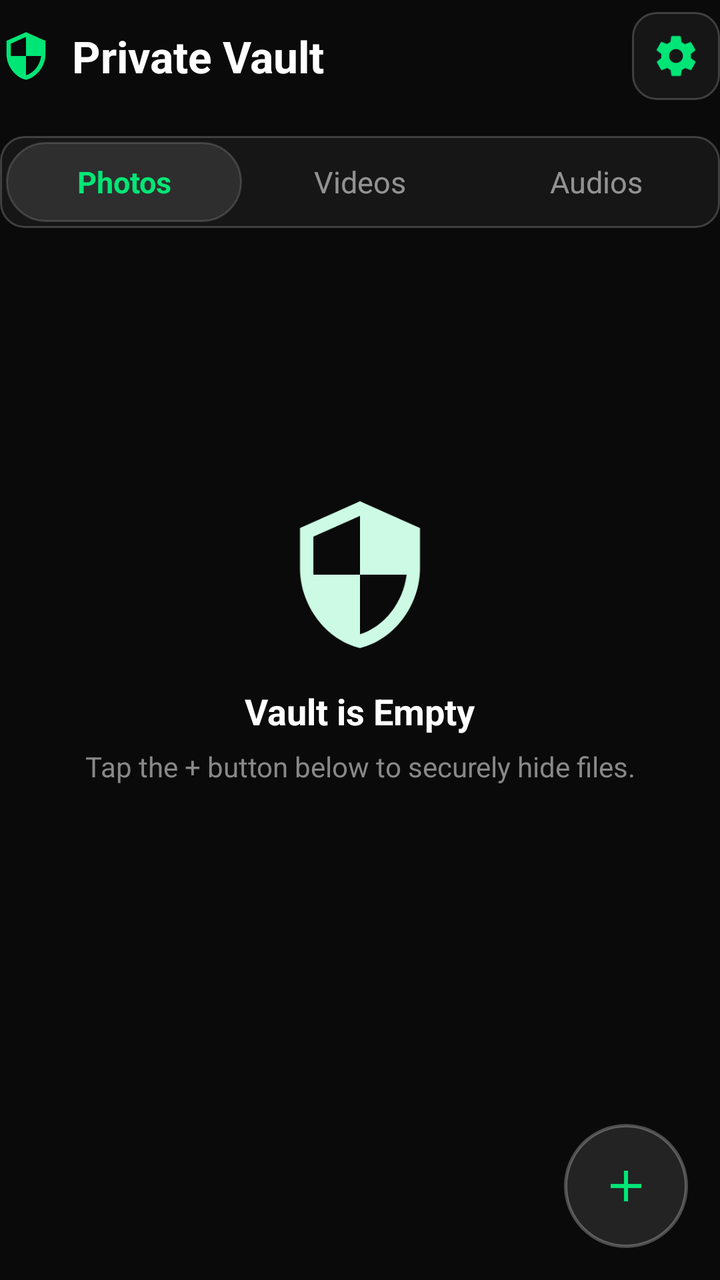
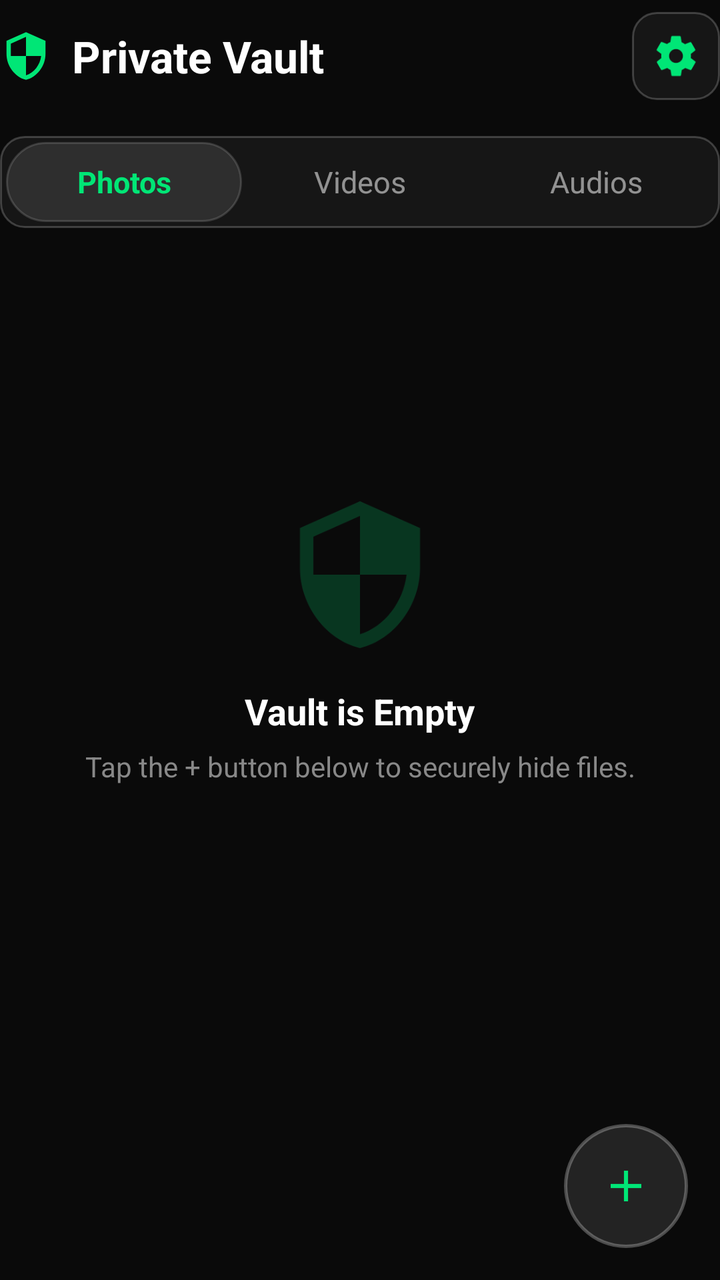

Two renders of the same Android screen: before a commit and after it. Below are the layout's source before the change and the commit's diff.
<!-- AndroidManifest.xml: application theme Theme.AppCompat.Light.NoActionBar -->
<!-- res/layout/activity_vault_gallery.xml -->
<?xml version="1.0" encoding="utf-8"?>
<RelativeLayout xmlns:android="http://schemas.android.com/apk/res/android"
    android:id="@+id/rootVaultGallery"
    android:layout_width="match_parent"
    android:layout_height="match_parent"
    android:background="#0A0A0A">

    
    <RelativeLayout
        android:id="@+id/topBar"
        android:layout_width="match_parent"
        android:layout_height="56dp">

        <LinearLayout
            android:layout_width="wrap_content"
            android:layout_height="wrap_content"
            android:layout_centerVertical="true"
            android:gravity="center_vertical"
            android:orientation="horizontal">

            <ImageView
                android:layout_width="26dp"
                android:layout_height="26dp"
                android:src="@drawable/ic_shield_vector"
                android:tint="#00E676" />

            <TextView
                android:id="@+id/vaultTitle"
                android:layout_width="wrap_content"
                android:layout_height="wrap_content"
                android:layout_marginStart="10dp"
                android:text="Private Vault"
                android:textColor="#FFFFFF"
                android:textSize="22sp"
                android:textStyle="bold" />
        </LinearLayout>

        <ImageView
            android:id="@+id/btnSettings"
            android:layout_width="44dp"
            android:layout_height="44dp"
            android:layout_alignParentEnd="true"
            android:layout_centerVertical="true"
            android:background="@drawable/bg_glass_input"
            android:padding="10dp"
            android:src="@drawable/ic_gear_hq"
            android:tint="#00E676"
            android:contentDescription="Vault Settings"
            android:clickable="true"
            android:focusable="true" />
    </RelativeLayout>

    
    <LinearLayout
        android:id="@+id/tabLayout"
        android:layout_width="match_parent"
        android:layout_height="46dp"
        android:layout_below="@+id/topBar"
        android:layout_marginTop="12dp"
        android:orientation="horizontal"
        android:background="@drawable/bg_glass_input"
        android:weightSum="3"
        android:padding="3dp">

        <TextView
            android:id="@+id/tabPhotos"
            android:layout_width="0dp"
            android:layout_height="match_parent"
            android:layout_weight="1"
            android:text="Photos"
            android:gravity="center"
            android:textColor="#00E676"
            android:textStyle="bold"
            android:textSize="15sp"
            android:background="@drawable/bg_glass_note_card" />

        <TextView
            android:id="@+id/tabVideos"
            android:layout_width="0dp"
            android:layout_height="match_parent"
            android:layout_weight="1"
            android:text="Videos"
            android:gravity="center"
            android:textColor="#88FFFFFF"
            android:textSize="15sp" />

        <TextView
            android:id="@+id/tabAudios"
            android:layout_width="0dp"
            android:layout_height="match_parent"
            android:layout_weight="1"
            android:text="Audios"
            android:gravity="center"
            android:textColor="#88FFFFFF"
            android:textSize="15sp" />
    </LinearLayout>

    
    <LinearLayout
        android:id="@+id/emptyStateLayout"
        android:layout_width="wrap_content"
        android:layout_height="wrap_content"
        android:orientation="vertical"
        android:gravity="center"
        android:layout_centerInParent="true">

        <ImageView
            android:layout_width="80dp"
            android:layout_height="80dp"
            android:src="@drawable/ic_shield_vector"
            android:tint="#3300E676"
            android:layout_marginBottom="16dp"/>

        <TextView
            android:layout_width="wrap_content"
            android:layout_height="wrap_content"
            android:text="Vault is Empty"
            android:textColor="#FFFFFF"
            android:textSize="18sp"
            android:textStyle="bold"
            android:layout_marginBottom="6dp"/>

        <TextView
            android:layout_width="wrap_content"
            android:layout_height="wrap_content"
            android:text="Tap the + button below to securely hide files."
            android:textColor="#888888"
            android:textSize="14sp"
            android:gravity="center"
            android:paddingStart="24dp"
            android:paddingEnd="24dp"/>
    </LinearLayout>

    
    <androidx.recyclerview.widget.RecyclerView
        android:id="@+id/photosRecyclerView"
        android:layout_width="match_parent"
        android:layout_height="match_parent"
        android:layout_below="@+id/tabLayout"
        android:layout_marginTop="12dp"
        android:layout_marginBottom="80dp"
        android:clipToPadding="false"
        android:visibility="gone"/>

    
    <RelativeLayout
        android:id="@+id/addPhotoButton"
        android:layout_width="62dp"
        android:layout_height="62dp"
        android:layout_alignParentBottom="true"
        android:layout_alignParentEnd="true"
        android:layout_margin="16dp"
        android:background="@drawable/bg_glass_fab_round"
        android:elevation="6dp"
        android:clickable="true"
        android:focusable="true">

        <ImageView
            android:layout_width="26dp"
            android:layout_height="26dp"
            android:layout_centerInParent="true"
            android:src="@drawable/ic_add_vector"
            android:tint="#00E676"/>
    </RelativeLayout>

</RelativeLayout>
<!-- resources referenced by this layout -->
<resources>
  <!-- drawable bg_glass_fab_round (drawable) -->
  <?xml version="1.0" encoding="utf-8"?>
  <shape xmlns:android="http://schemas.android.com/apk/res/android" android:shape="oval">
      <solid android:color="#1AFFFFFF" /> 
      <stroke android:width="1.5dp" android:color="#44FFFFFF" />
  </shape>
  <!-- drawable bg_glass_input (drawable) -->
  <?xml version="1.0" encoding="utf-8"?>
  <shape xmlns:android="http://schemas.android.com/apk/res/android" android:shape="rectangle">
      <corners android:radius="12dp" />
      <solid android:color="#0DFFFFFF" /> 
      <stroke android:width="1dp" android:color="#33FFFFFF" />
  </shape>
  <!-- drawable bg_glass_note_card (drawable) -->
  <?xml version="1.0" encoding="utf-8"?>
  <shape xmlns:android="http://schemas.android.com/apk/res/android">
      <solid android:color="#1AFFFFFF" /> 
      
      <stroke android:width="1dp" android:color="#26FFFFFF" /> 
      
      <corners android:radius="24dp" /> 
  </shape>
  <!-- drawable ic_add_vector (drawable) -->
  <vector xmlns:android="http://schemas.android.com/apk/res/android"
      android:width="24dp"
      android:height="24dp"
      android:viewportWidth="24"
      android:viewportHeight="24"
      android:tint="?attr/colorControlNormal">
      <path
          android:fillColor="@android:color/white"
          android:pathData="M19,13h-6v6h-2v-6H5v-2h6V5h2v6h6v2z"/>
  </vector>
  <!-- drawable ic_gear_hq (drawable) -->
  <vector xmlns:android="http://schemas.android.com/apk/res/android" android:width="24dp" android:height="24dp" android:viewportWidth="24" android:viewportHeight="24">
      <path android:fillColor="#FFFFFF" android:pathData="M19.4,13c0,-0.3 0.1,-0.6 0.1,-1s0,-0.7 -0.1,-1l2.1,-1.7c0.2,-0.2 0.2,-0.4 0.1,-0.6l-2,-3.5C19.5,5.1 19.3,5 19,5.1l-2.5,1c-0.5,-0.4 -1.1,-0.7 -1.7,-1l-0.4,-2.6C14.3,2.2 14.1,2 13.9,2h-3.8c-0.2,0 -0.4,0.2 -0.5,0.4l-0.4,2.6c-0.6,0.3 -1.2,0.6 -1.7,1l-2.5,-1c-0.2,-0.1 -0.5,0 -0.6,0.2l-2,3.5c-0.1,0.2 -0.1,0.5 0.1,0.6L4.7,11c-0.1,0.3 -0.1,0.6 -0.1,1s0,0.7 0.1,1l-2.1,1.7c-0.2,0.2 -0.2,0.4 -0.1,0.6l2,3.5c0.1,0.2 0.3,0.3 0.6,0.2l2.5,-1c0.5,0.4 1.1,0.7 1.7,1l0.4,2.6c0,0.2 0.2,0.4 0.5,0.4h3.8c0.2,0 0.4,-0.2 0.5,-0.4l0.4,-2.6c0.6,-0.3 1.2,-0.6 1.7,-1l2.5,1c0.2,0.1 0.5,0 0.6,-0.2l2,-3.5c0.1,-0.2 0.1,-0.5 -0.1,-0.6L19.4,13zM12,15.5c-1.9,0 -3.5,-1.6 -3.5,-3.5s1.6,-3.5 3.5,-3.5 3.5,1.6 3.5,3.5S13.9,15.5 12,15.5z"/>
  </vector>
  <!-- drawable ic_shield_vector (drawable) -->
  <vector xmlns:android="http://schemas.android.com/apk/res/android"
      android:width="24dp"
      android:height="24dp"
      android:viewportWidth="24"
      android:viewportHeight="24"
      android:tint="?attr/colorControlNormal">
      <path
          android:fillColor="@android:color/white"
          android:pathData="M12,1L3,5v6c0,5.55 3.84,10.74 9,12 5.16,-1.26 9,-6.45 9,-12V5l-9,-4zm0,10.99h7c-0.53,4.12 -3.28,7.79 -7,8.94V12H5V6.3l7,-3.11v8.8z"/>
  </vector>
</resources>

<!-- the commit's change to res/layout/activity_vault_gallery.xml (unified diff, before → after) -->
@@ -1,5 +1,6 @@
 <?xml version="1.0" encoding="utf-8"?>
 <RelativeLayout xmlns:android="http://schemas.android.com/apk/res/android"
+    xmlns:app="http://schemas.android.com/apk/res-auto"
     android:id="@+id/rootVaultGallery"
     android:layout_width="match_parent"
     android:layout_height="match_parent"
@@ -22,7 +23,7 @@
                 android:layout_width="26dp"
                 android:layout_height="26dp"
                 android:src="@drawable/ic_shield_vector"
-                android:tint="#00E676" />
+                app:tint="#00E676" />
 
             <TextView
                 android:id="@+id/vaultTitle"
@@ -44,7 +45,7 @@
             android:background="@drawable/bg_glass_input"
             android:padding="10dp"
             android:src="@drawable/ic_gear_hq"
-            android:tint="#00E676"
+            app:tint="#00E676"
             android:contentDescription="Vault Settings"
             android:clickable="true"
             android:focusable="true" />
@@ -108,7 +109,7 @@
             android:layout_width="80dp"
             android:layout_height="80dp"
             android:src="@drawable/ic_shield_vector"
-            android:tint="#3300E676"
+            app:tint="#3300E676"
             android:layout_marginBottom="16dp"/>
 
         <TextView
@@ -160,7 +161,7 @@
             android:layout_height="26dp"
             android:layout_centerInParent="true"
             android:src="@drawable/ic_add_vector"
-            android:tint="#00E676"/>
+            app:tint="#00E676"/>
     </RelativeLayout>
 
 </RelativeLayout>
